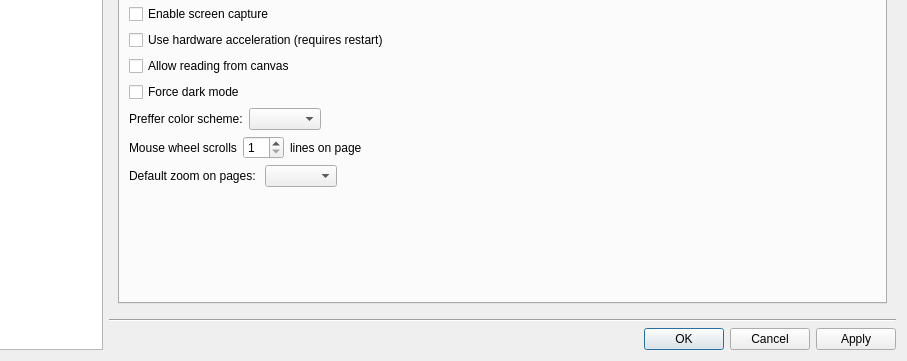
KDE/falkon, file src/lib/preferences/preferences.ui: the form before one commit; both pictures show x 128 to 1035 and y 366 to 727 of the 1035 by 727 pixel window.
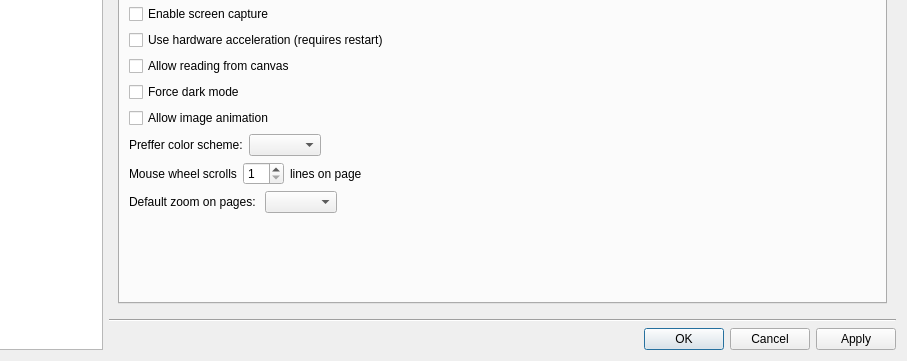
The form after the commit. The open tabs and pages were chosen to show the change. Custom widgets are drawn as their Qt base class.

Commit message: Add option to disable image animation

Patch:
```diff
--- a/src/lib/preferences/preferences.ui
+++ b/src/lib/preferences/preferences.ui
@@ -1229,6 +1229,13 @@
                    </property>
                   </widget>
                  </item>
+                 <item>
+                  <widget class="QCheckBox" name="allowImageAnimation">
+                   <property name="text">
+                    <string>Allow image animation</string>
+                   </property>
+                  </widget>
+                 </item>
                  <item>
                   <layout class="QHBoxLayout" name="horizontalLayout_22">
                    <item>
```
The commit also changes 2 other files.
